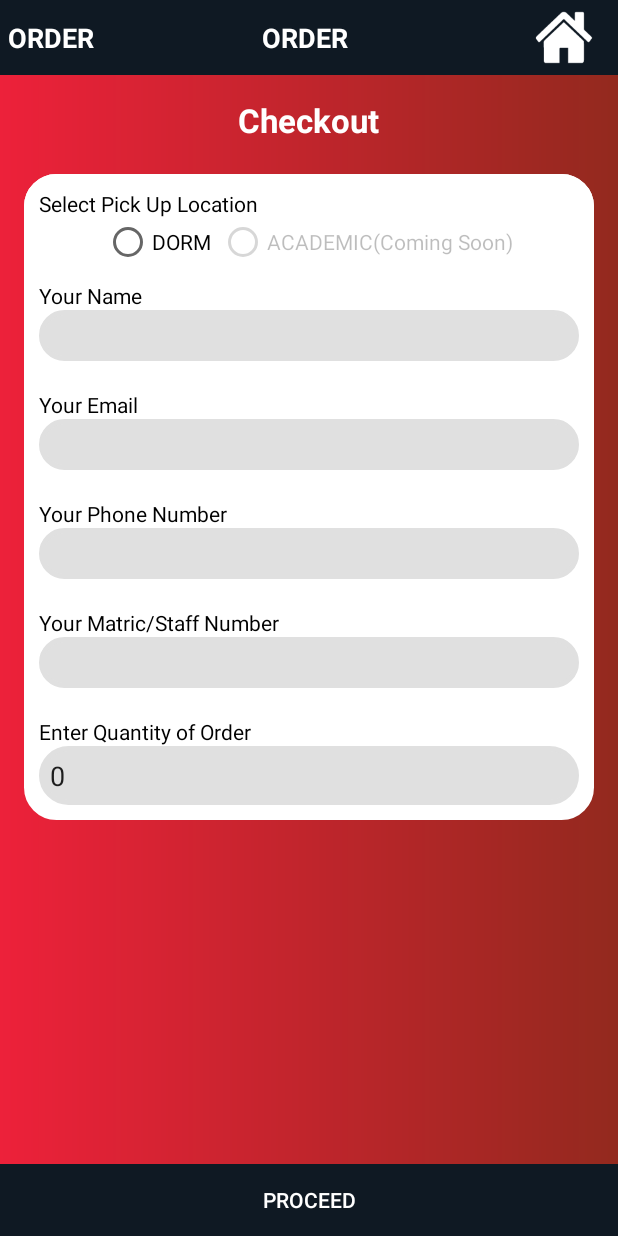
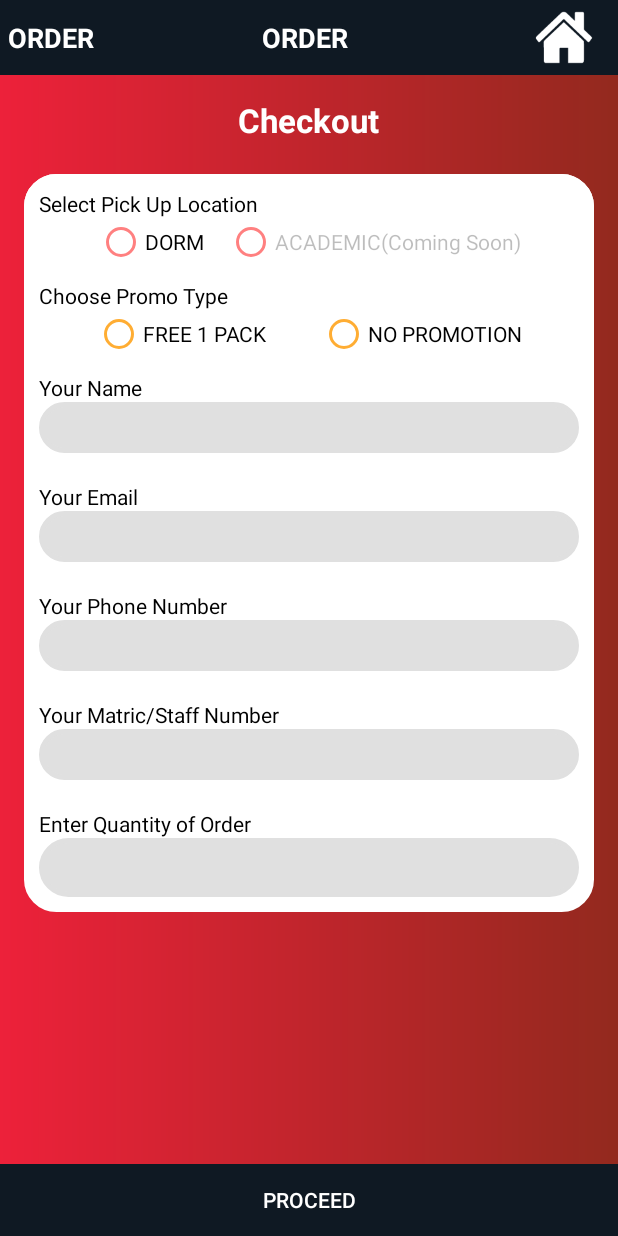
Before and after one commit to bies2mie/Qnizee, an Android app: the layout activity_new_indv_order.xml on its own in the app's theme, with its tools: preview values and no code run, on a phone screen of 412 x 824 dp. Run offline under Robolectric (Android 15) with nearby library versions, the phone set to English and light mode, and no system bars; network calls fail.

Commit message:
6/10/2019 Add promotion

```diff
--- a/app/build.gradle
+++ b/app/build.gradle
@@ -7,8 +7,8 @@ android {
         applicationId "com.badrul.qnitibox"
         minSdkVersion 21
         targetSdkVersion 29
-        versionCode 3
-        versionName "0.2"
+        versionCode 4
+        versionName "0.3"
         testInstrumentationRunner "androidx.test.runner.AndroidJUnitRunner"
     }
 
--- a/app/src/main/java/com/badrul/qnitibox/Config.java
+++ b/app/src/main/java/com/badrul/qnitibox/Config.java
@@ -10,6 +10,7 @@ public class Config {
 	public static final String ORDER_TIME = "orderTime";
 
 	public static final String URL_CHECKDATE = "http://gmartbox.cvmall.my/apps/checkdate.php";
+	public static final String URL_CHECKMAXQTT = "http://gmartbox.cvmall.my/apps/checkmaxqtt.php";
 
 	public static final String ORDER_STATUS_COMPLETE = "http://gmartbox.cvmall.my/apps/orderstatuscomplete.php?userID=";
 	public static final String ORDER_STATUS_PROCESSING = "http://gmartbox.cvmall.my/apps/orderstatusprocessing.php?userID=";
@@ -48,7 +49,7 @@ public class Config {
 	public static final String EMAIL_ID2 = "emailID2";
 	public static final String MATRIX_ID2 = "matrixID";
 	public static final String LOCATION_ID2 = "userLocation";
-
+	public static final String PROMO = "userPromo";
 
 	public static final String LOGIN_URL = "http://gmartbox.cvmall.my/apps/loginqniti.php";
 	public static final String REGISTER_URL = "http://gmartbox.cvmall.my/apps/registerqniti.php";
--- a/app/src/main/java/com/badrul/qnitibox/ErrorPage1.java
+++ b/app/src/main/java/com/badrul/qnitibox/ErrorPage1.java
@@ -25,7 +25,7 @@ public class ErrorPage1 extends AppCompatActivity {
 		backBtn.setOnClickListener(new View.OnClickListener() {
 			public void onClick(View view) {
 
-				Intent i = new Intent(ErrorPage1.this, MenuType.class);
+				Intent i = new Intent(ErrorPage1.this, MainActivity.class);
 				i.addFlags(Intent.FLAG_ACTIVITY_NEW_TASK);
 				startActivity(i);
 				finish();
--- a/app/src/main/java/com/badrul/qnitibox/ErrorPage2.java
+++ b/app/src/main/java/com/badrul/qnitibox/ErrorPage2.java
@@ -25,7 +25,7 @@ public class ErrorPage2 extends AppCompatActivity {
 		backBtn.setOnClickListener(new View.OnClickListener() {
 			public void onClick(View view) {
 
-				Intent i = new Intent(ErrorPage2.this, MenuType.class);
+				Intent i = new Intent(ErrorPage2.this, MainActivity.class);
 				i.addFlags(Intent.FLAG_ACTIVITY_NEW_TASK);
 				startActivity(i);
 				finish();
--- a/app/src/main/res/layout/activity_new_indv_order.xml
+++ b/app/src/main/res/layout/activity_new_indv_order.xml
@@ -115,13 +115,16 @@
                             android:id="@+id/inasis"
                             android:layout_width="wrap_content"
                             android:layout_height="wrap_content"
+                            android:layout_marginRight="10dp"
                             android:layout_weight="1"
+                            android:buttonTint="#ff8080"
                             android:text="DORM" />
 
                         <RadioButton
                             android:id="@+id/acade"
                             android:layout_marginLeft="5dp"
                             android:enabled="false"
+                            android:buttonTint="#ff8080"
                             android:layout_width="wrap_content"
                             android:layout_height="wrap_content"
                             android:text="ACADEMIC(Coming Soon)" />
@@ -135,6 +138,44 @@
                         android:layout_marginRight="10dp"
                         android:background="@drawable/layoutcornergrey" />
                 </LinearLayout>
+
+                <TextView
+                    android:layout_width="match_parent"
+                    android:layout_height="wrap_content"
+                    android:layout_marginLeft="10dp"
+                    android:layout_marginTop="10dp"
+                    android:layout_marginRight="10dp"
+                    android:text="Choose Promo Type"
+                    android:textAlignment="center"
+                    android:textAppearance="?android:attr/textAppearanceSmall"
+                    android:textColor="#000000" />
+
+                <RadioGroup
+                    android:id="@+id/radioPromo"
+                    android:layout_width="wrap_content"
+                    android:layout_height="wrap_content"
+                    android:layout_gravity="center_horizontal"
+                    android:layout_marginLeft="10dp"
+                    android:layout_marginRight="10dp"
+                    android:orientation="horizontal" >
+
+                    <RadioButton
+                        android:id="@+id/promo1"
+                        android:layout_width="wrap_content"
+                        android:layout_height="wrap_content"
+                        android:layout_weight="1"
+                        android:buttonTint="#ffad33"
+                        android:layout_marginRight="30dp"
+                        android:text="FREE 1 PACK" />
+
+                    <RadioButton
+                        android:id="@+id/normal1"
+                        android:layout_marginLeft="5dp"
+                        android:buttonTint="#ffad33"
+                        android:layout_width="wrap_content"
+                        android:layout_height="wrap_content"
+                        android:text="NO PROMOTION" />
+                </RadioGroup>
 
                 <TextView
                     android:layout_width="match_parent"
@@ -308,7 +349,7 @@
                     android:ems="10"
                     android:inputType="number"
                     android:padding="7dp"
-                    android:text="0" />
+                   />
             </LinearLayout>
         </RelativeLayout>
     </ScrollView>
```
Also changed, not shown: app/src/main/java/com/badrul/qnitibox/FoodDisplay.java (+97 -0 lines), app/src/main/java/com/badrul/qnitibox/LoginPage.java (+5 -3 lines), app/src/main/java/com/badrul/qnitibox/NewIndvOrder.java (+106 -12 lines), app/src/main/java/com/badrul/qnitibox/User.java (+8 -1 lines), app/src/main/res/layout/activity_order_details.xml (+2 -5 lines), 20 other files.
